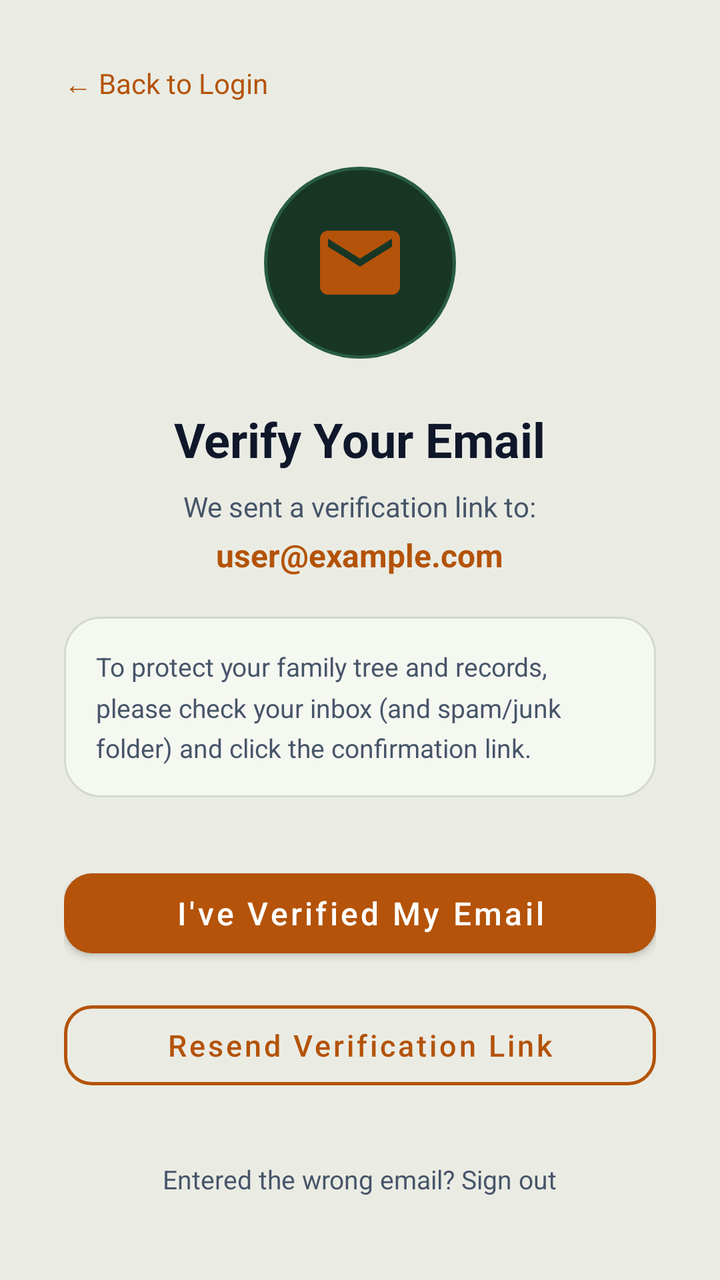
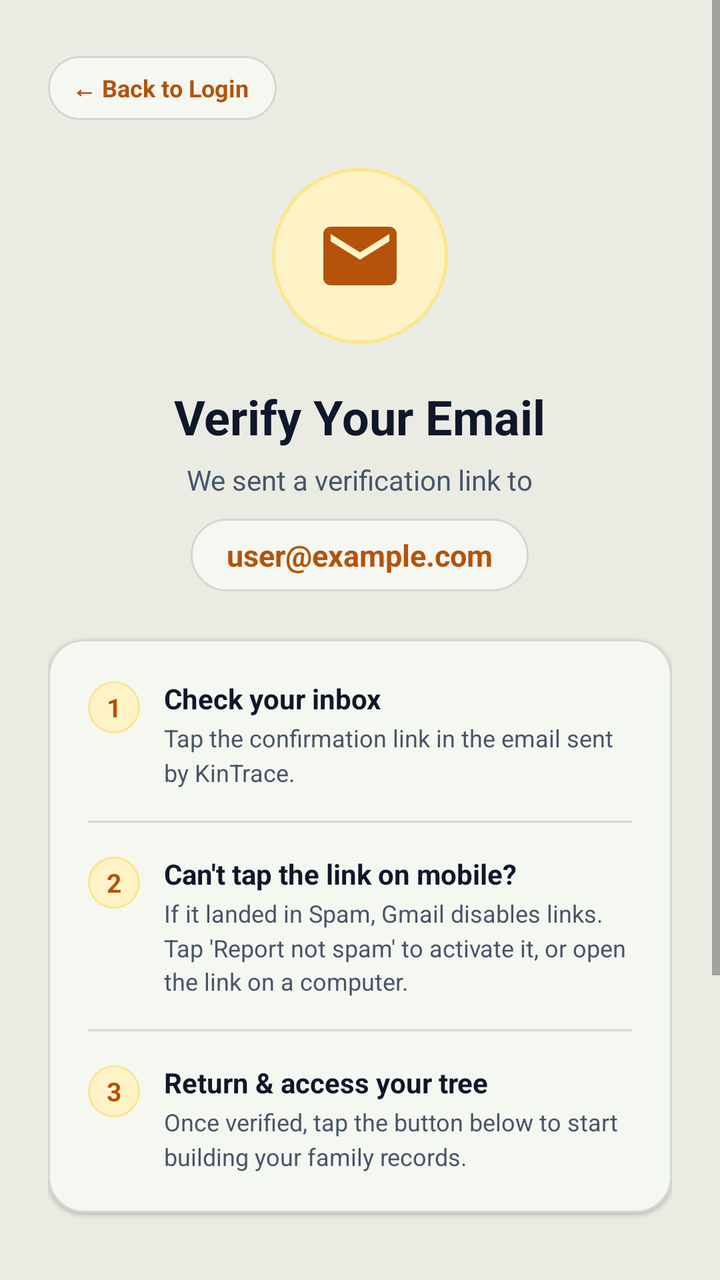

Compare the two renders of this Android layout. The source of the first and the diff that turns it into the second are given below.
<!-- AndroidManifest.xml: application theme Theme.BTProject2 -->
<!-- res/layout/activity_verify_email.xml -->
<?xml version="1.0" encoding="utf-8"?>
<ScrollView xmlns:android="http://schemas.android.com/apk/res/android"
    xmlns:app="http://schemas.android.com/apk/res-auto"
    android:layout_width="match_parent"
    android:layout_height="match_parent"
    android:background="@color/background"
    android:fillViewport="true">

    <LinearLayout
        android:layout_width="match_parent"
        android:layout_height="wrap_content"
        android:orientation="vertical"
        android:padding="32dp"
        android:paddingTop="50dp"
        android:gravity="center_horizontal">

        
        <LinearLayout
            android:layout_width="match_parent"
            android:layout_height="wrap_content"
            android:orientation="horizontal"
            android:layout_marginBottom="32dp">

            <TextView
                android:id="@+id/btnBackOrLogout"
                android:layout_width="wrap_content"
                android:layout_height="wrap_content"
                android:text="← Back to Login"
                android:textSize="14sp"
                android:textColor="@color/primary"
                android:clickable="true"
                android:focusable="true" />
        </LinearLayout>

        
        <FrameLayout
            android:layout_width="96dp"
            android:layout_height="96dp"
            android:background="@drawable/avatar_bg"
            android:layout_marginBottom="24dp">

            <ImageView
                android:id="@+id/ivMailIcon"
                android:layout_width="48dp"
                android:layout_height="48dp"
                android:layout_gravity="center"
                android:src="@drawable/ic_mail_verify"
                android:contentDescription="Verification Email" />
        </FrameLayout>

        
        <TextView
            android:layout_width="wrap_content"
            android:layout_height="wrap_content"
            android:text="Verify Your Email"
            android:textSize="24sp"
            android:textStyle="bold"
            android:textColor="@color/text_primary"
            android:layout_marginBottom="8dp" />

        
        <TextView
            android:layout_width="wrap_content"
            android:layout_height="wrap_content"
            android:text="We sent a verification link to:"
            android:textSize="14sp"
            android:textColor="@color/text_secondary"
            android:layout_marginBottom="4dp" />

        
        <TextView
            android:id="@+id/tvUserEmail"
            android:layout_width="wrap_content"
            android:layout_height="wrap_content"
            android:text="user@example.com"
            android:textSize="16sp"
            android:textStyle="bold"
            android:textColor="@color/primary"
            android:layout_marginBottom="20dp" />

        
        <LinearLayout
            android:layout_width="match_parent"
            android:layout_height="wrap_content"
            android:orientation="vertical"
            android:background="@drawable/card_bg"
            android:padding="16dp"
            android:layout_marginBottom="32dp">

            <TextView
                android:layout_width="wrap_content"
                android:layout_height="wrap_content"
                android:text="To protect your family tree and records, please check your inbox (and spam/junk folder) and click the confirmation link."
                android:textSize="13sp"
                android:textColor="@color/text_secondary"
                android:lineSpacingMultiplier="1.3" />
        </LinearLayout>

        
        <com.google.android.material.button.MaterialButton
            android:id="@+id/btnCheckVerified"
            android:layout_width="match_parent"
            android:layout_height="52dp"
            android:text="I've Verified My Email"
            android:textSize="16sp"
            android:textColor="@color/white"
            app:backgroundTint="@color/primary"
            app:cornerRadius="14dp"
            android:textAllCaps="false"
            android:layout_marginBottom="14dp" />

        
        <com.google.android.material.button.MaterialButton
            android:id="@+id/btnResendEmail"
            style="@style/Widget.MaterialComponents.Button.OutlinedButton"
            android:layout_width="match_parent"
            android:layout_height="52dp"
            android:text="Resend Verification Link"
            android:textSize="15sp"
            android:textColor="@color/primary"
            app:strokeColor="@color/primary"
            app:strokeWidth="1.5dp"
            app:cornerRadius="14dp"
            android:textAllCaps="false"
            android:layout_marginBottom="24dp" />

        
        <TextView
            android:id="@+id/btnChangeEmail"
            android:layout_width="wrap_content"
            android:layout_height="wrap_content"
            android:text="Entered the wrong email? Sign out"
            android:textSize="13sp"
            android:textColor="@color/text_secondary"
            android:clickable="true"
            android:focusable="true"
            android:padding="8dp" />

    </LinearLayout>
</ScrollView>
<!-- resources referenced by this layout -->
<resources>
  <color name="background">#EAECE4</color>
  <color name="primary">#B45309</color>
  <color name="text_primary">#0F172A</color>
  <color name="text_secondary">#475569</color>
  <color name="white">#FFFFFF</color>
  <!-- drawable avatar_bg (drawable) -->
  <?xml version="1.0" encoding="utf-8"?>
  <shape xmlns:android="http://schemas.android.com/apk/res/android"
      android:shape="oval">
      <solid android:color="#183626" />
      <stroke android:width="1.5dp" android:color="#285C41" />
  </shape>
  <!-- drawable card_bg (drawable) -->
  <?xml version="1.0" encoding="utf-8"?>
  <shape xmlns:android="http://schemas.android.com/apk/res/android"
      android:shape="rectangle">
      <solid android:color="@color/forest_card" />
      <corners android:radius="18dp" />
      <stroke android:width="1dp" android:color="@color/forest_card_border" />
  </shape>
  <!-- drawable ic_mail_verify (drawable) -->
  <vector xmlns:android="http://schemas.android.com/apk/res/android"
      android:width="64dp"
      android:height="64dp"
      android:viewportWidth="24"
      android:viewportHeight="24">
    <path
        android:fillColor="@color/primary"
        android:pathData="M20,4H4C2.9,4 2.01,4.9 2.01,6L2,18c0,1.1 0.9,2 2,2h16c1.1,0 2,-0.9 2,-2V6c0,-1.1 -0.9,-2 -2,-2zm0,4l-8,5 -8,-5V6l8,5 8,-5v2z"/>
  </vector>
  <style name="Theme.BTProject2" parent="Theme.MaterialComponents.DayNight.NoActionBar">
          <item name="colorPrimary">@color/gold_accent</item>
          <item name="colorPrimaryDark">@color/gold_accent_dark</item>
          <item name="colorAccent">@color/gold_accent</item>
          <item name="android:windowBackground">@color/forest_bg</item>
          <item name="android:statusBarColor">@color/forest_bg</item>
          <item name="android:windowLightStatusBar">true</item>
      </style>
  <color name="forest_card">#F5F7F1</color>
  <color name="forest_card_border">#D2D9CE</color>
  <color name="gold_accent">#B45309</color>
  <color name="gold_accent_dark">#78350F</color>
  <color name="forest_bg">#EAECE4</color>
</resources>

<!-- the commit's change to res/layout/activity_verify_email.xml (unified diff, before → after) -->
@@ -1,17 +1,21 @@
 <?xml version="1.0" encoding="utf-8"?>
 <ScrollView xmlns:android="http://schemas.android.com/apk/res/android"
     xmlns:app="http://schemas.android.com/apk/res-auto"
+    xmlns:tools="http://schemas.android.com/tools"
     android:layout_width="match_parent"
     android:layout_height="match_parent"
     android:background="@color/background"
-    android:fillViewport="true">
+    android:fillViewport="true"
+    android:overScrollMode="never"
+    tools:context=".ui.activities.VerifyEmailActivity">
 
     <LinearLayout
         android:layout_width="match_parent"
         android:layout_height="wrap_content"
         android:orientation="vertical"
-        android:padding="32dp"
-        android:paddingTop="50dp"
+        android:paddingHorizontal="24dp"
+        android:paddingTop="28dp"
+        android:paddingBottom="36dp"
         android:gravity="center_horizontal">
 
         
@@ -19,14 +23,20 @@
             android:layout_width="match_parent"
             android:layout_height="wrap_content"
             android:orientation="horizontal"
-            android:layout_marginBottom="32dp">
+            android:gravity="center_vertical"
+            android:layout_marginBottom="24dp">
 
             <TextView
                 android:id="@+id/btnBackOrLogout"
                 android:layout_width="wrap_content"
-                android:layout_height="wrap_content"
+                android:layout_height="32dp"
+                android:background="@drawable/bg_nav_back_pill"
+                android:gravity="center_vertical"
+                android:paddingStart="12dp"
+                android:paddingEnd="14dp"
                 android:text="← Back to Login"
-                android:textSize="14sp"
+                android:textSize="12sp"
+                android:textStyle="bold"
                 android:textColor="@color/primary"
                 android:clickable="true"
                 android:focusable="true" />
@@ -34,17 +44,18 @@
 
         
         <FrameLayout
-            android:layout_width="96dp"
-            android:layout_height="96dp"
-            android:background="@drawable/avatar_bg"
-            android:layout_marginBottom="24dp">
+            android:layout_width="88dp"
+            android:layout_height="88dp"
+            android:background="@drawable/bg_verify_hero_badge"
+            android:layout_marginBottom="20dp">
 
             <ImageView
                 android:id="@+id/ivMailIcon"
-                android:layout_width="48dp"
-                android:layout_height="48dp"
+                android:layout_width="44dp"
+                android:layout_height="44dp"
                 android:layout_gravity="center"
                 android:src="@drawable/ic_mail_verify"
+                app:tint="@color/primary"
                 android:contentDescription="Verification Email" />
         </FrameLayout>
 
@@ -56,45 +67,205 @@
             android:textSize="24sp"
             android:textStyle="bold"
             android:textColor="@color/text_primary"
-            android:layout_marginBottom="8dp" />
+            android:layout_marginBottom="6dp" />
 
         
         <TextView
             android:layout_width="wrap_content"
             android:layout_height="wrap_content"
-            android:text="We sent a verification link to:"
+            android:text="We sent a verification link to"
             android:textSize="14sp"
             android:textColor="@color/text_secondary"
-            android:layout_marginBottom="4dp" />
-
-        
-        <TextView
-            android:id="@+id/tvUserEmail"
+            android:layout_marginBottom="10dp" />
+
+        
+        <LinearLayout
             android:layout_width="wrap_content"
             android:layout_height="wrap_content"
-            android:text="user@example.com"
-            android:textSize="16sp"
-            android:textStyle="bold"
-            android:textColor="@color/primary"
-            android:layout_marginBottom="20dp" />
-
-        
-        <LinearLayout
-            android:layout_width="match_parent"
-            android:layout_height="wrap_content"
-            android:orientation="vertical"
-            android:background="@drawable/card_bg"
-            android:padding="16dp"
-            android:layout_marginBottom="32dp">
+            android:orientation="horizontal"
+            android:gravity="center_vertical"
+            android:background="@drawable/bg_verify_email_pill"
+            android:paddingHorizontal="18dp"
+            android:paddingVertical="8dp"
+            android:layout_marginBottom="24dp">
 
             <TextView
+                android:id="@+id/tvUserEmail"
                 android:layout_width="wrap_content"
                 android:layout_height="wrap_content"
-                android:text="To protect your family tree and records, please check your inbox (and spam/junk folder) and click the confirmation link."
-                android:textSize="13sp"
-                android:textColor="@color/text_secondary"
-                android:lineSpacingMultiplier="1.3" />
+                android:text="user@example.com"
+                android:textSize="15sp"
+                android:textStyle="bold"
+                android:textColor="@color/primary" />
         </LinearLayout>
+
+        
+        <com.google.android.material.card.MaterialCardView
+            android:layout_width="match_parent"
+            android:layout_height="wrap_content"
+            app:cardCornerRadius="18dp"
+            app:cardElevation="1dp"
+            app:strokeWidth="1dp"
+            app:strokeColor="@color/border"
+            app:cardBackgroundColor="@color/card_bg"
+            android:layout_marginBottom="28dp">
+
+            <LinearLayout
+                android:layout_width="match_parent"
+                android:layout_height="wrap_content"
+                android:orientation="vertical"
+                android:padding="20dp">
+
+                
+                <LinearLayout
+                    android:layout_width="match_parent"
+                    android:layout_height="wrap_content"
+                    android:orientation="horizontal"
+                    android:gravity="top"
+                    android:layout_marginBottom="16dp">
+
+                    <TextView
+                        android:layout_width="26dp"
+                        android:layout_height="26dp"
+                        android:gravity="center"
+                        android:background="@drawable/bg_verify_step_circle"
+                        android:text="1"
+                        android:textSize="13sp"
+                        android:textStyle="bold"
+                        android:textColor="@color/primary"
+                        android:layout_marginEnd="12dp"
+                        android:layout_marginTop="1dp" />
+
+                    <LinearLayout
+                        android:layout_width="0dp"
+                        android:layout_height="wrap_content"
+                        android:layout_weight="1"
+                        android:orientation="vertical">
+
+                        <TextView
+                            android:layout_width="wrap_content"
+                            android:layout_height="wrap_content"
+                            android:text="Check your inbox"
+                            android:textSize="14sp"
+                            android:textStyle="bold"
+                            android:textColor="@color/text_primary"
+                            android:layout_marginBottom="2dp" />
+
+                        <TextView
+                            android:layout_width="wrap_content"
+                            android:layout_height="wrap_content"
+                            android:text="Tap the confirmation link in the email sent by KinTrace."
+                            android:textSize="12sp"
+                            android:textColor="@color/text_secondary"
+                            android:lineSpacingMultiplier="1.2" />
+                    </LinearLayout>
+                </LinearLayout>
+
+                
+                <View
+                    android:layout_width="match_parent"
+                    android:layout_height="1dp"
+                    android:background="@color/border"
+                    android:layout_marginBottom="16dp" />
+
+                
+                <LinearLayout
+                    android:layout_width="match_parent"
+                    android:layout_height="wrap_content"
+                    android:orientation="horizontal"
+                    android:gravity="top"
+                    android:layout_marginBottom="16dp">
+
+                    <TextView
+                        android:layout_width="26dp"
+                        android:layout_height="26dp"
+                        android:gravity="center"
+                        android:background="@drawable/bg_verify_step_circle"
+                        android:text="2"
+                        android:textSize="13sp"
+                        android:textStyle="bold"
+                        android:textColor="@color/primary"
+                        android:layout_marginEnd="12dp"
+                        android:layout_marginTop="1dp" />
+
+                    <LinearLayout
+                        android:layout_width="0dp"
+                        android:layout_height="wrap_content"
+                        android:layout_weight="1"
+                        android:orientation="vertical">
+
+                        <TextView
+                            android:layout_width="wrap_content"
+                            android:layout_height="wrap_content"
+                            android:text="Can't tap the link on mobile?"
+                            android:textSize="14sp"
+                            android:textStyle="bold"
+                            android:textColor="@color/text_primary"
+                            android:layout_marginBottom="2dp" />
+
+                        <TextView
+                            android:layout_width="wrap_content"
+                            android:layout_height="wrap_content"
+                            android:text="If it landed in Spam, Gmail disables links. Tap 'Report not spam' to activate it, or open the link on a computer."
+                            android:textSize="12sp"
+                            android:textColor="@color/text_secondary"
+                            android:lineSpacingMultiplier="1.2" />
+                    </LinearLayout>
+                </LinearLayout>
+
+                
+                <View
+                    android:layout_width="match_parent"
+                    android:layout_height="1dp"
+                    android:background="@color/border"
+                    android:layout_marginBottom="16dp" />
+
+                
+                <LinearLayout
+                    android:layout_width="match_parent"
+                    android:layout_height="wrap_content"
+                    android:orientation="horizontal"
+                    android:gravity="top">
+
+                    <TextView
+                        android:layout_width="26dp"
+                        android:layout_height="26dp"
+                        android:gravity="center"
+                        android:background="@drawable/bg_verify_step_circle"
+                        android:text="3"
+                        android:textSize="13sp"
+                        android:textStyle="bold"
+                        android:textColor="@color/primary"
+                        android:layout_marginEnd="12dp"
+                        android:layout_marginTop="1dp" />
+
+                    <LinearLayout
+                        android:layout_width="0dp"
+                        android:layout_height="wrap_content"
+                        android:layout_weight="1"
+                        android:orientation="vertical">
+
+                        <TextView
+                            android:layout_width="wrap_content"
+                            android:layout_height="wrap_content"
+                            android:text="Return &amp; access your tree"
+                            android:textSize="14sp"
+                            android:textStyle="bold"
+                            android:textColor="@color/text_primary"
+                            android:layout_marginBottom="2dp" />
+
+                        <TextView
+                            android:layout_width="wrap_content"
+                            android:layout_height="wrap_content"
+                            android:text="Once verified, tap the button below to start building your family records."
+                            android:textSize="12sp"
+                            android:textColor="@color/text_secondary"
+                            android:lineSpacingMultiplier="1.2" />
+                    </LinearLayout>
+                </LinearLayout>
+
+            </LinearLayout>
+        </com.google.android.material.card.MaterialCardView>
 
         
         <com.google.android.material.button.MaterialButton
@@ -102,12 +273,13 @@
             android:layout_width="match_parent"
             android:layout_height="52dp"
             android:text="I've Verified My Email"
-            android:textSize="16sp"
+            android:textSize="15sp"
+            android:textStyle="bold"
             android:textColor="@color/white"
             app:backgroundTint="@color/primary"
             app:cornerRadius="14dp"
             android:textAllCaps="false"
-            android:layout_marginBottom="14dp" />
+            android:layout_marginBottom="12dp" />
 
         
         <com.google.android.material.button.MaterialButton
@@ -116,13 +288,13 @@
             android:layout_width="match_parent"
             android:layout_height="52dp"
             android:text="Resend Verification Link"
-            android:textSize="15sp"
+            android:textSize="14sp"
             android:textColor="@color/primary"
             app:strokeColor="@color/primary"
             app:strokeWidth="1.5dp"
             app:cornerRadius="14dp"
             android:textAllCaps="false"
-            android:layout_marginBottom="24dp" />
+            android:layout_marginBottom="20dp" />
 
         
         <TextView
@@ -134,6 +306,7 @@
             android:textColor="@color/text_secondary"
             android:clickable="true"
             android:focusable="true"
+            android:background="?attr/selectableItemBackgroundBorderless"
             android:padding="8dp" />
 
     </LinearLayout>
<!-- resource entries referenced after the edit -->
@@ -1,24 +1,47 @@
 <!-- resources referenced by this layout -->
 <resources>
   <color name="background">#EAECE4</color>
+  <color name="border">#D2D9CE</color>
+  <color name="card_bg">#F5F7F1</color>
   <color name="primary">#B45309</color>
   <color name="text_primary">#0F172A</color>
   <color name="text_secondary">#475569</color>
   <color name="white">#FFFFFF</color>
-  <!-- drawable avatar_bg (drawable) -->
+  <!-- drawable bg_nav_back_pill (drawable) -->
+  <?xml version="1.0" encoding="utf-8"?>
+  <ripple xmlns:android="http://schemas.android.com/apk/res/android"
+      android:color="@color/gold_accent">
+      <item>
+          <shape android:shape="rectangle">
+              <solid android:color="@color/card_bg" />
+              <corners android:radius="20dp" />
+              <stroke
+                  android:width="1dp"
+                  android:color="@color/card_border" />
+          </shape>
+      </item>
+  </ripple>
+  <!-- drawable bg_verify_email_pill (drawable) -->
+  <?xml version="1.0" encoding="utf-8"?>
+  <shape xmlns:android="http://schemas.android.com/apk/res/android"
+      android:shape="rectangle">
+      <solid android:color="@color/card_bg" />
+      <corners android:radius="24dp" />
+      <stroke android:width="1dp" android:color="@color/border" />
+  </shape>
+  <!-- drawable bg_verify_hero_badge (drawable) -->
   <?xml version="1.0" encoding="utf-8"?>
   <shape xmlns:android="http://schemas.android.com/apk/res/android"
       android:shape="oval">
-      <solid android:color="#183626" />
-      <stroke android:width="1.5dp" android:color="#285C41" />
+      <solid android:color="@color/primary_light" />
+      <stroke android:width="1.5dp" android:color="@color/primary_light_stroke" />
   </shape>
-  <!-- drawable card_bg (drawable) -->
+  <!-- drawable bg_verify_step_circle (drawable) -->
   <?xml version="1.0" encoding="utf-8"?>
   <shape xmlns:android="http://schemas.android.com/apk/res/android"
-      android:shape="rectangle">
-      <solid android:color="@color/forest_card" />
-      <corners android:radius="18dp" />
-      <stroke android:width="1dp" android:color="@color/forest_card_border" />
+      android:shape="oval">
+      <solid android:color="@color/primary_light" />
+      <stroke android:width="1dp" android:color="@color/primary_light_stroke" />
   </shape>
   <!-- drawable ic_mail_verify (drawable) -->
   <vector xmlns:android="http://schemas.android.com/apk/res/android"
@@ -38,9 +61,10 @@
           <item name="android:statusBarColor">@color/forest_bg</item>
           <item name="android:windowLightStatusBar">true</item>
       </style>
-  <color name="forest_card">#F5F7F1</color>
-  <color name="forest_card_border">#D2D9CE</color>
   <color name="gold_accent">#B45309</color>
+  <color name="card_border">#D2D9CE</color>
+  <color name="primary_light">#FEF3C7</color>
+  <color name="primary_light_stroke">#FDE68A</color>
   <color name="gold_accent_dark">#78350F</color>
   <color name="forest_bg">#EAECE4</color>
 </resources>
